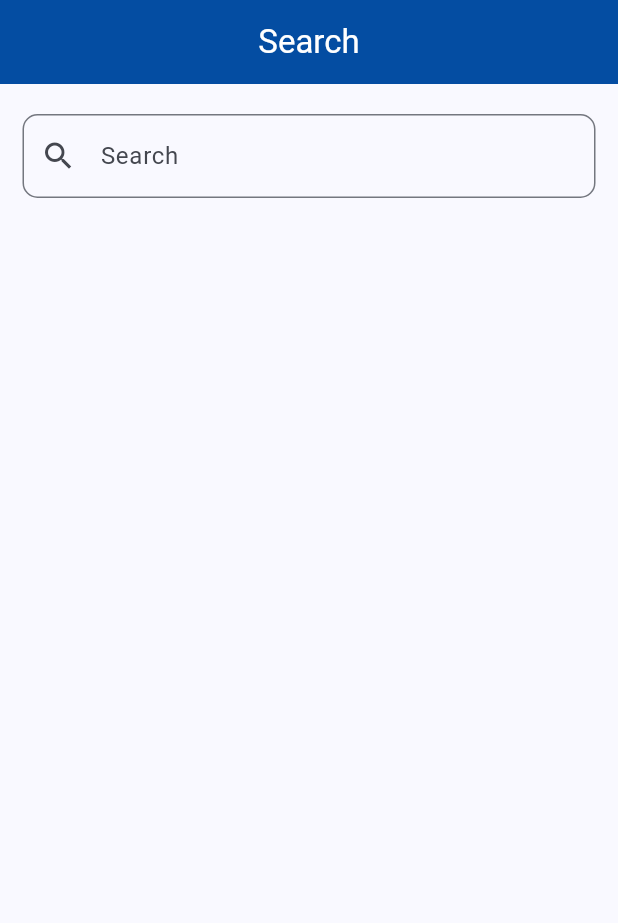
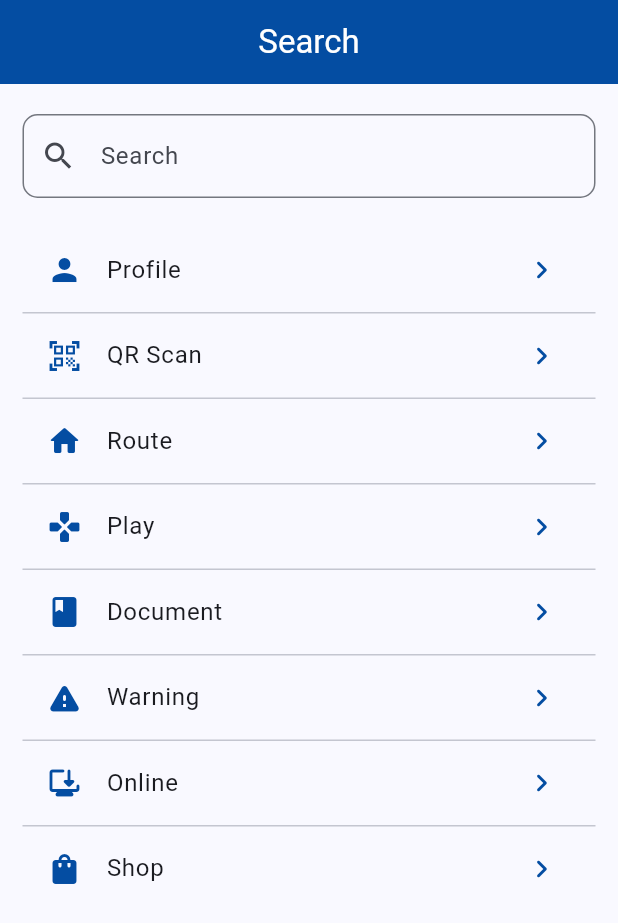
Before and after one commit to riorisqi/flutter-qrscan, a Flutter app: the SearchPage screen opened directly, on a phone screen of 412 x 824 dp. Shown: the top 923 px of the screen. Run offline on Flutter 3.47's test engine with Material 3 defaults, Android fonts, the phone set to English and light mode, and no system bars; our stand-ins replace device_info_plus, flutter_easyloading, motion_tab_bar, shared_preferences; missing offline and left inert: auto_height_grid_view, qr_code_scanner; accounts and stored records are empty; network calls fail.

Commit message:
add search, change ui, add refresh token

```diff
--- a/lib/features/search/presentation/pages/search_page.dart
+++ b/lib/features/search/presentation/pages/search_page.dart
@@ -1,5 +1,6 @@
 import 'package:flutter/material.dart';
 import 'package:test_flutter/utils/constant.dart' as constants;
+import 'package:test_flutter/utils/menu_item.dart';
 
 class SearchPage extends StatefulWidget {
   const SearchPage({super.key});
@@ -10,6 +11,16 @@ class SearchPage extends StatefulWidget {
 
 class _SearchPageState extends State<SearchPage> {
   TextEditingController searchController = TextEditingController();
+
+  List<MenuItem> allMenuItems = constants.allMenuItems;
+  late List<MenuItem> filteredMenuItems;
+
+  @override
+  void initState() {
+    filteredMenuItems = allMenuItems;
+
+    super.initState();
+  }
 
   @override
   Widget build(BuildContext context) {
@@ -24,7 +35,9 @@ class _SearchPageState extends State<SearchPage> {
           elevation: 0,
         ),
         body: SingleChildScrollView(
-          child: Container(
+          child: Column(
+            children: [
+              Container(
                 margin: const EdgeInsets.fromLTRB(15, 20, 15, 20),
                 child: TextField(
                   controller: searchController,
@@ -36,12 +49,43 @@ class _SearchPageState extends State<SearchPage> {
                     prefixIcon: const Icon(Icons.search)
                   ),
                   onChanged: (value) {
-                // search logic
+                    filterSearchResults(value);
                   },
                 ),
+              ),
+              Container(
+                margin: const EdgeInsets.fromLTRB(15, 0, 15, 35),
+                child: ListView.separated(
+                  shrinkWrap: true,
+                  physics: const NeverScrollableScrollPhysics(),
+                  itemCount: filteredMenuItems.length,
+                  itemBuilder:(context, index) {
+                    final menuItem = filteredMenuItems[index];
+                    return ListTile(
+                      iconColor: constants.COLOR,
+                      leading: Icon(menuItem.icon),
+                      title: Text(menuItem.name),
+                      trailing: const Icon(Icons.keyboard_arrow_right_rounded),
+                      onTap: () {
+                        Navigator.pushNamed(context, menuItem.routePage);
+                      },
+                    );
+                  },
+                  separatorBuilder:(context, index) => const Divider(height: 1),
+                ),
+              )
+            ],
           ),
         )
       ),
     );
   }
+
+  void filterSearchResults(String query) {
+    setState(() {
+      filteredMenuItems = allMenuItems
+          .where((item) => item.name.toLowerCase().contains(query.toLowerCase()))
+          .toList();
+    });
   }
+}
--- a/lib/utils/constant.dart
+++ b/lib/utils/constant.dart
@@ -1,7 +1,20 @@
 // ignore_for_file: constant_identifier_names
+import 'package:flutter/material.dart';
+import 'package:test_flutter/utils/menu_item.dart';
 
-import 'dart:ui';
-
-const String HTTP_API_HOST = "http://172.20.8.136:8000";
+// const String HTTP_API_HOST_EMU = "http://10.0.2.2:8000";
+const String HTTP_API_HOST = "http://10.0.2.2:8000";
 const String BACKGROUND_IMG = "assets/images/bg.jpg";
 const Color COLOR = Color.fromARGB(255, 4, 77, 162);
+
+// for search test
+final List<MenuItem> allMenuItems = [
+  MenuItem(name: 'Profile', icon: Icons.person, routePage: "/profile"),
+  MenuItem(name: 'QR Scan', icon: Icons.qr_code_scanner, routePage: "/qrscan"),
+  MenuItem(name: 'Route', icon: Icons.home_rounded, routePage: "/route"),
+  MenuItem(name: 'Play', icon: Icons.gamepad_rounded, routePage: "/play"),
+  MenuItem(name: 'Document', icon: Icons.book_rounded, routePage: "/document"),
+  MenuItem(name: 'Warning', icon: Icons.warning_rounded, routePage: "/warning"),
+  MenuItem(name: 'Online', icon: Icons.browser_updated_rounded, routePage: "/online"),
+  MenuItem(name: 'Shop', icon: Icons.shopping_bag_rounded, routePage: "/shop"),
+];
--- /dev/null
+++ b/lib/utils/menu_item.dart
@@ -0,0 +1,10 @@
+import 'package:flutter/material.dart';
+
+// for search test
+class MenuItem {
+  final String name;
+  final IconData icon;
+  final String routePage;
+
+  MenuItem({required this.name, required this.icon, required this.routePage});
+}
--- a/pubspec.yaml
+++ b/pubspec.yaml
@@ -19,6 +19,7 @@ dependencies:
   workmanager: ^0.5.2
   intl: ^0.19.0
   device_info_plus: ^3.2.3
+  auto_height_grid_view: ^1.0.0
 
 dev_dependencies:
   flutter_test:
```
Also changed, not shown: lib/features/auth/presentation/pages/login.dart (+41 -42 lines), lib/features/home/presentation/pages/home.dart (+51 -90 lines), lib/features/profile/presentation/pages/profile_page.dart (+35 -17 lines), lib/features/qr_scan/presentation/pages/qr_scan.dart (+34 -0 lines), lib/main.dart (+13 -5 lines), pubspec.lock. Lines whose indentation alone changed are shown as unchanged.
